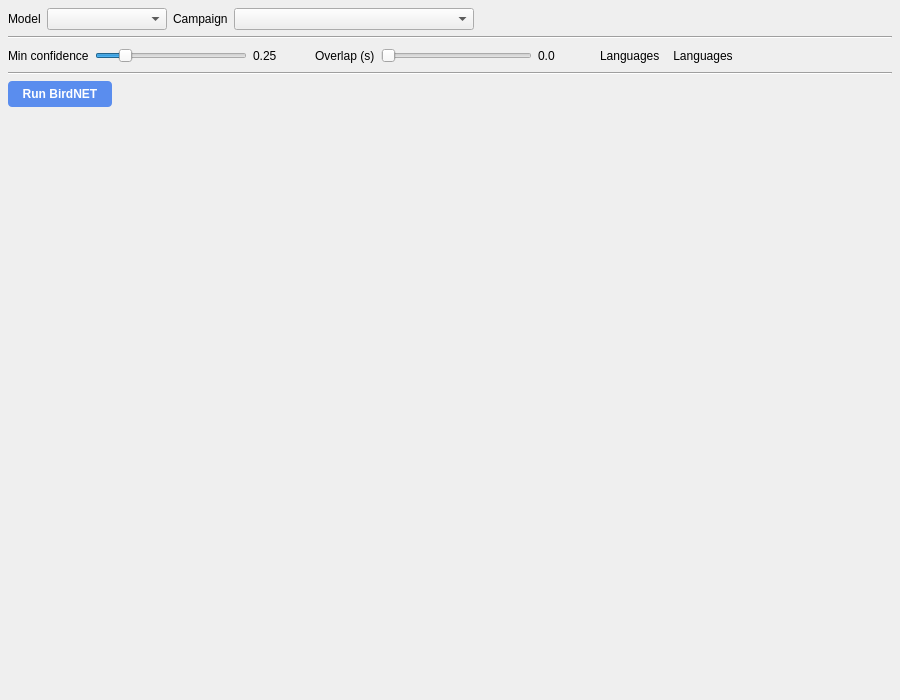
First picture: the form in src/pam_analyzer/ui/panels/birdnet_panel.ui, repository kenwer/pam-analyzer, before the edit.
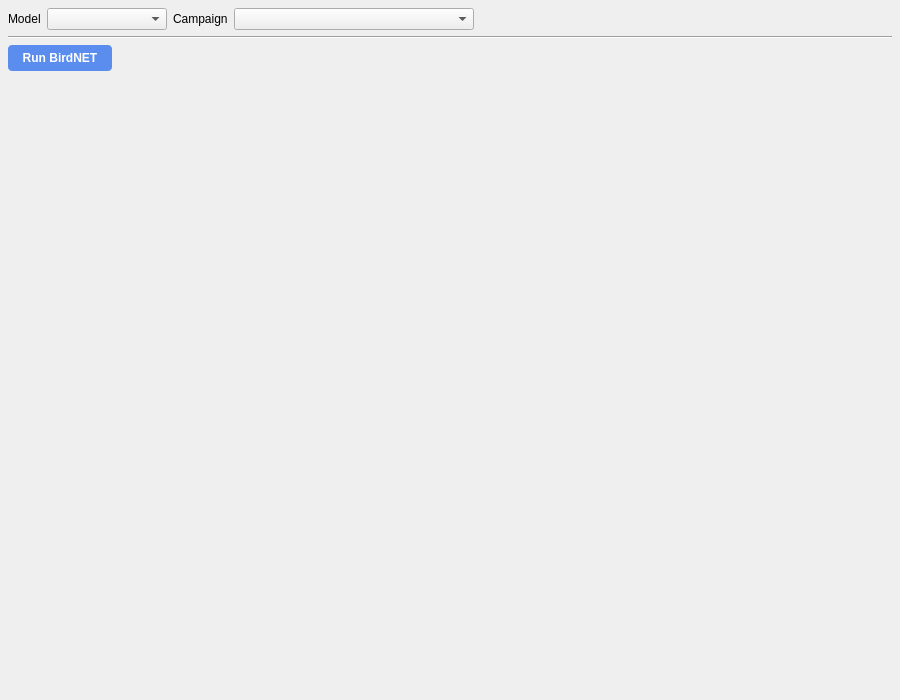
Second picture: the form after the edit.

Commit message: Move model settings to the project panel

What changed in the file:
```diff
--- a/src/pam_analyzer/ui/panels/birdnet_panel.ui
+++ b/src/pam_analyzer/ui/panels/birdnet_panel.ui
@@ -84,160 +84,6 @@
      </item>
     </layout>
    </item>
-   <item>
-    <widget class="QFrame" name="separator_1">
-     <property name="frameShape">
-      <enum>QFrame::Shape::HLine</enum>
-     </property>
-     <property name="frameShadow">
-      <enum>QFrame::Shadow::Sunken</enum>
-     </property>
-    </widget>
-   </item>
-   <item>
-    <layout class="QHBoxLayout" name="horizontalLayout">
-     <item>
-      <widget class="QLabel" name="min_conf_label">
-       <property name="text">
-        <string>Min confidence</string>
-       </property>
-      </widget>
-     </item>
-     <item>
-      <widget class="QSlider" name="min_conf_slider">
-       <property name="minimum">
-        <number>10</number>
-       </property>
-       <property name="maximum">
-        <number>100</number>
-       </property>
-       <property name="value">
-        <number>25</number>
-       </property>
-       <property name="orientation">
-        <enum>Qt::Orientation::Horizontal</enum>
-       </property>
-      </widget>
-     </item>
-     <item>
-      <widget class="QLabel" name="min_conf_value">
-       <property name="minimumSize">
-        <size>
-         <width>36</width>
-         <height>0</height>
-        </size>
-       </property>
-       <property name="text">
-        <string>0.25</string>
-       </property>
-      </widget>
-     </item>
-     <item>
-      <spacer name="min_conf_hspacer">
-       <property name="orientation">
-        <enum>Qt::Orientation::Horizontal</enum>
-       </property>
-       <property name="sizeType">
-        <enum>QSizePolicy::Policy::Minimum</enum>
-       </property>
-       <property name="sizeHint" stdset="0">
-        <size>
-         <width>20</width>
-         <height>20</height>
-        </size>
-       </property>
-      </spacer>
-     </item>
-     <item>
-      <widget class="QLabel" name="overlap_label">
-       <property name="text">
-        <string>Overlap (s)</string>
-       </property>
-      </widget>
-     </item>
-     <item>
-      <widget class="QSlider" name="overlap_slider">
-       <property name="minimum">
-        <number>0</number>
-       </property>
-       <property name="maximum">
-        <number>29</number>
-       </property>
-       <property name="value">
-        <number>0</number>
-       </property>
-       <property name="orientation">
-        <enum>Qt::Orientation::Horizontal</enum>
-       </property>
-      </widget>
-     </item>
-     <item>
-      <widget class="QLabel" name="overlap_value">
-       <property name="minimumSize">
-        <size>
-         <width>36</width>
-         <height>0</height>
-        </size>
-       </property>
-       <property name="text">
-        <string>0.0</string>
-       </property>
-      </widget>
-     </item>
-     <item>
-      <spacer name="overlap_hspacer">
-       <property name="orientation">
-        <enum>Qt::Orientation::Horizontal</enum>
-       </property>
-       <property name="sizeType">
-        <enum>QSizePolicy::Policy::Minimum</enum>
-       </property>
-       <property name="sizeHint" stdset="0">
-        <size>
-         <width>20</width>
-         <height>20</height>
-        </size>
-       </property>
-      </spacer>
-     </item>
-     <item>
-      <widget class="QLabel" name="languages_label">
-       <property name="text">
-        <string>Languages</string>
-       </property>
-      </widget>
-     </item>
-     <item>
-      <widget class="QToolButton" name="locales_button">
-       <property name="text">
-        <string>Languages</string>
-       </property>
-       <property name="popupMode">
-        <enum>QToolButton::ToolButtonPopupMode::InstantPopup</enum>
-       </property>
-       <property name="toolButtonStyle">
-        <enum>Qt::ToolButtonStyle::ToolButtonTextOnly</enum>
-       </property>
-       <property name="autoRaise">
-        <bool>true</bool>
-       </property>
-      </widget>
-     </item>
-     <item>
-      <spacer name="horizontalSpacer">
-       <property name="orientation">
-        <enum>Qt::Orientation::Horizontal</enum>
-       </property>
-       <property name="sizeHint" stdset="0">
-        <size>
-         <width>0</width>
-         <height>20</height>
-        </size>
-       </property>
-      </spacer>
-     </item>
-    </layout>
-   </item>
    <item>
     <widget class="QFrame" name="separator_2">
      <property name="frameShape">
```
The commit also changes 15 other files.
